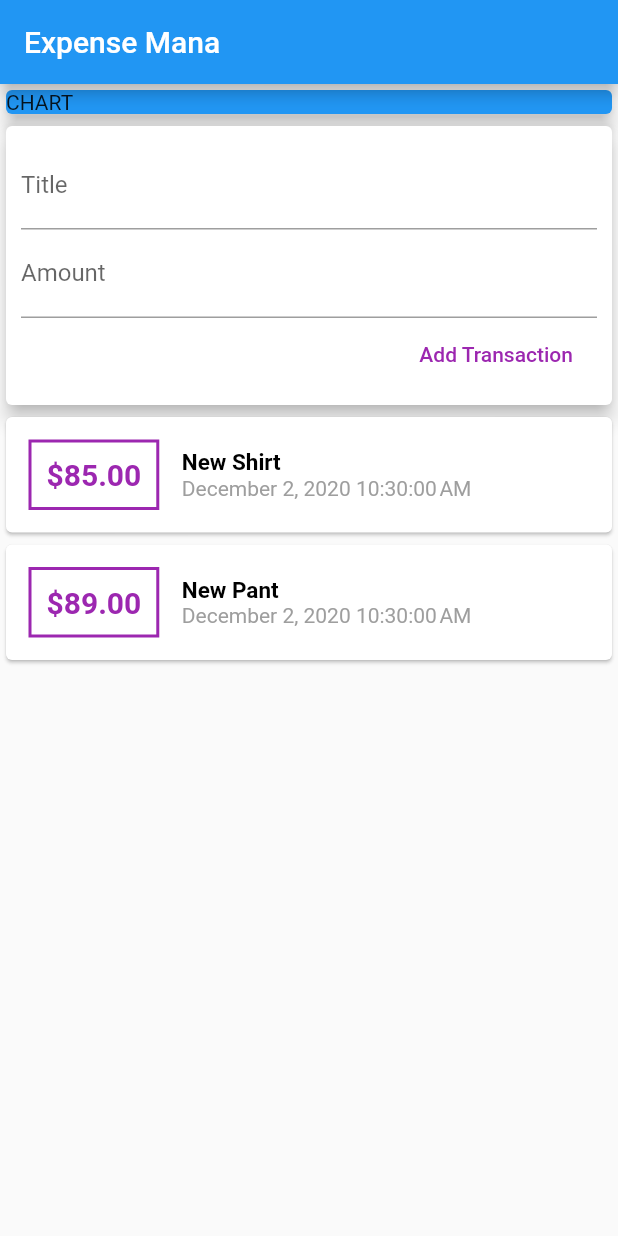
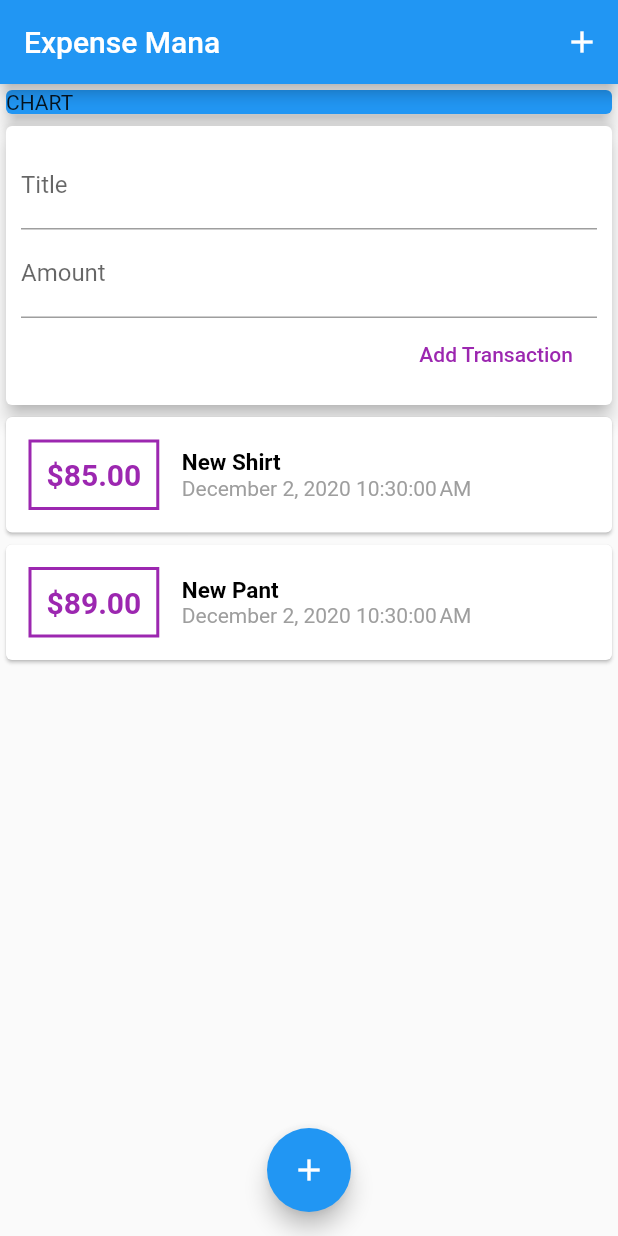
Before and after one commit to ratnesh-stack/Flutter, a Flutter app: the screen it shows after launch, on a phone screen of 412 x 824 dp. Run offline on Flutter 3.47's test engine with Material 2 defaults, Android fonts, the phone set to English and light mode, and no system bars; missing offline and left inert: dart:html.

Commit message:
Flutter | Day21 | Appbar button, floating button added.

```diff
--- a/ExpenseManager/lib/main.dart
+++ b/ExpenseManager/lib/main.dart
@@ -25,6 +25,7 @@ class MyHomePage extends StatelessWidget {
     return Scaffold(
       appBar: AppBar(
         title: Text("Expense Mana"),
+        actions: [IconButton(icon: Icon(Icons.add), onPressed: () {})],
       ),
       body: SingleChildScrollView(
         child: Column(
@@ -40,6 +41,12 @@ class MyHomePage extends StatelessWidget {
             UserTransactions()
           ],
         ),
-        ));
+      ),
+      floatingActionButtonLocation: FloatingActionButtonLocation.centerFloat,
+      floatingActionButton: FloatingActionButton(
+        child: Icon(Icons.add),
+        onPressed: () {},
+      ),
+    );
   }
 }
```
Lines whose indentation alone changed are shown as unchanged.
